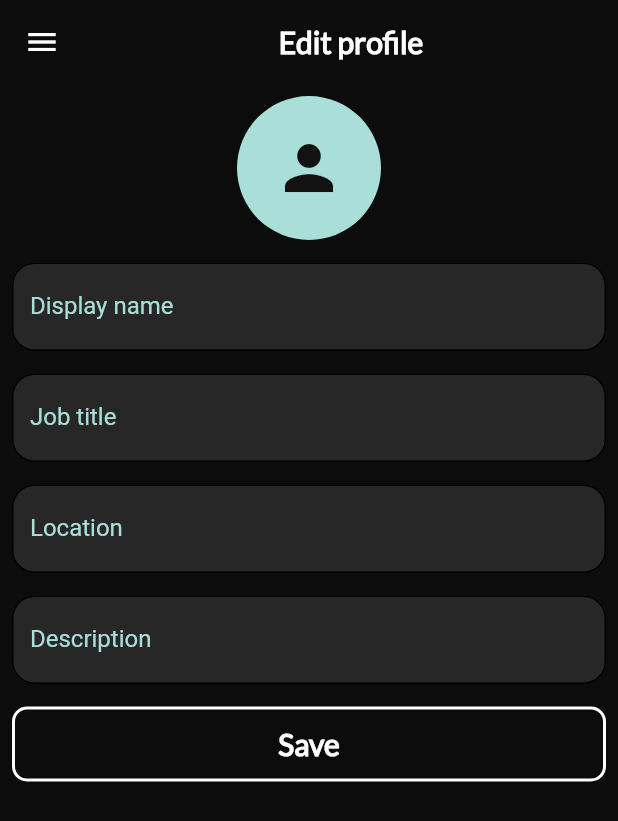
After one commit to Thrauk/union, a Flutter app: the EditProfilePage screen opened directly, on a phone screen of 412 x 824 dp. The commit adds this screen. Shown: the top 821 px of the screen. Run offline on Flutter 3.47's test engine with Material 2 defaults, Android fonts, the phone set to English and light mode, and no system bars; our stand-ins replace bloc, cloud_firestore, dots_indicator, equatable, firebase_auth, firebase_core and 4 more; missing offline and left inert: flow_builder; accounts and stored records are empty.

Commit message:
view profile + initial edit profile

```diff
--- /dev/null
+++ b/lib/src/design/design.dart
@@ -0,0 +1 @@
+export 'text_field/text_field.dart';
--- /dev/null
+++ b/lib/src/design/text_field/text_field.dart
@@ -0,0 +1 @@
+export 'text_field_proprieties.dart';
--- /dev/null
+++ b/lib/src/design/text_field/text_field_proprieties.dart
@@ -0,0 +1,42 @@
+import 'package:flutter/material.dart';
+
+class TextFieldProprieties {
+  String name = '';
+
+  static InputDecoration revolutishInputDecoration(
+      {String labelText = '', String hintText = '', String? errorText}) {
+    return InputDecoration(
+      border: InputBorder.none,
+      focusedBorder: OutlineInputBorder(
+        borderRadius: BorderRadius.all(
+          Radius.circular(15),
+        ),
+      ),
+      enabledBorder: OutlineInputBorder(
+        borderRadius: BorderRadius.all(
+          Radius.circular(15),
+        ),
+      ),
+      errorBorder: OutlineInputBorder(
+        borderRadius: BorderRadius.all(
+          Radius.circular(15),
+        ),
+      ),
+      disabledBorder: OutlineInputBorder(
+        borderRadius: BorderRadius.all(
+          Radius.circular(15),
+        ),
+      ),
+      focusedErrorBorder: OutlineInputBorder(
+        borderRadius: BorderRadius.all(
+          Radius.circular(15),
+        ),
+      ),
+      fillColor: Color.fromRGBO(50, 50, 50, 0.7),
+      filled: true,
+      labelText: labelText,
+      hintText: hintText,
+      errorText: errorText,
+    );
+  }
+}
--- a/lib/src/models/user_models/full_user.dart
+++ b/lib/src/models/user_models/full_user.dart
@@ -24,6 +24,9 @@ class FullUser extends Equatable {
         'email': email,
         'displayName': displayName,
         'photo': photo,
+        'description' : description,
+        'location' : location,
+        'jobTitle' : jobTitle,
       };
 
   final String? email;
--- a/lib/src/repository/storage/firebase_user_service/firebase_user_service_repository.dart
+++ b/lib/src/repository/storage/firebase_user_service/firebase_user_service_repository.dart
@@ -31,4 +31,9 @@ class FirebaseUserServiceRepository {
       return const FullUser(id: '');
     }
   }
+
+  Future<void> updateUserDetails(FullUser user) async {
+    firestoreInstance.doc(user.id).update(user.toJson());
+  }
+
 }
--- /dev/null
+++ b/lib/src/screens/edit_profile/edit_profile.dart
@@ -0,0 +1 @@
+export 'view/view.dart';
--- /dev/null
+++ b/lib/src/screens/edit_profile/view/edit_profile.dart
@@ -0,0 +1,124 @@
+import 'package:flutter/material.dart';
+import 'package:flutter_bloc/flutter_bloc.dart';
+import 'package:union_app/src/design/design.dart';
+import 'package:union_app/src/models/authentication/app_user.dart';
+import 'package:union_app/src/repository/storage/firebase_user_service/firebase_user_service.dart';
+import 'package:union_app/src/screens/app/bloc/app_bloc.dart';
+import 'package:union_app/src/screens/home/widgets/widgets.dart';
+import 'package:union_app/src/screens/profile/profile.dart';
+import 'package:union_app/src/screens/widgets/app_drawer.dart';
+
+class EditProfilePage extends StatelessWidget {
+  const EditProfilePage({Key? key}) : super(key: key);
+
+  static Route<void> route() {
+    return MaterialPageRoute<void>(builder: (_) => const EditProfilePage());
+  }
+
+  static Page page() => const MaterialPage<void>(child: EditProfilePage());
+
+
+
+  @override
+  Widget build(BuildContext context) {
+    final AppUser user = context.select((AppBloc bloc) => bloc.state.user);
+    String uid = context.select((AppBloc bloc) => bloc.state.user.id);
+    return Scaffold(
+      drawer: const AppDrawer(),
+      appBar: AppBar(
+        backgroundColor: Colors.transparent,
+        shadowColor: Colors.transparent,
+        title: const Center(child: Text('Edit profile'))
+      ),
+      body: BlocProvider<ProfileBloc>(
+        create: (_) => ProfileBloc(uid: uid, userServiceRepository: FirebaseUserServiceRepository()),
+        child: SingleChildScrollView(
+          child: Padding(
+            padding: const EdgeInsets.all(8.0),
+            child: Column(
+              children: <Widget>[
+                Avatar(
+                  photo: null,
+                ),
+                SizedBox(
+                  height: 15,
+                ),
+
+                TextField(
+                  cursorColor: Colors.white,
+                  decoration: TextFieldProprieties.revolutishInputDecoration(
+                      labelText: 'Display name',
+                      hintText: 'Display name'
+                  ),
+                  style: const TextStyle(
+                    color: Colors.white,
+                  ),
+                ),
+                const SizedBox(height: 15,),
+                TextField(
+                  cursorColor: Colors.white,
+                  decoration: TextFieldProprieties.revolutishInputDecoration(
+                    labelText: 'Job title',
+                    hintText: 'Job title',
+                  ),
+                  style: const TextStyle(
+                    color: Colors.white,
+                  ),
+                ),
+                const SizedBox(height: 15,),
+                TextField(
+                  cursorColor: Colors.white,
+                  decoration: TextFieldProprieties.revolutishInputDecoration(
+                    labelText: 'Location',
+                    hintText: 'Location',
+                  ),
+                  style: const TextStyle(
+                    color: Colors.white,
+                  ),
+                ),
+                const SizedBox(height: 15,),
+                TextField(
+                  cursorColor: Colors.white,
+                  decoration: TextFieldProprieties.revolutishInputDecoration(
+                    labelText: 'Description',
+                    hintText: 'Description',
+                  ),
+                  style: const TextStyle(
+                    color: Colors.white,
+                  ),
+                ),
+                const SizedBox(height: 15,),
+                ElevatedButton(
+                  onPressed: () {
+                  },
+                  style: ElevatedButton.styleFrom(
+                    shape: RoundedRectangleBorder(
+                      borderRadius: BorderRadius.circular(10),
+                    ),
+                    primary: Colors.transparent,
+                    onSurface: Colors.transparent,
+                    shadowColor: Colors.transparent,
+                    side: const BorderSide(
+                      width: 2.0,
+                      color: Colors.white,
+                    ),
+                    minimumSize: const Size(double.infinity, 50),
+                  ),
+                  child: const Text(
+                    'Save',
+                    style: TextStyle(
+                      color: Colors.white,
+                      fontFamily: 'Lato',
+                      fontWeight: FontWeight.w700,
+                      fontSize: 20,
+                    ),
+                  ),
+                ),
+              ],
+            ),
+          ),
+        ),
+      ),
+    );
+  }
+}
--- /dev/null
+++ b/lib/src/screens/edit_profile/view/view.dart
@@ -0,0 +1 @@
+export 'edit_profile.dart';
--- a/lib/src/theme.dart
+++ b/lib/src/theme.dart
@@ -25,6 +25,7 @@ final ThemeData theme = ThemeData(
   inputDecorationTheme: InputDecorationTheme(
     labelStyle: const TextStyle(
       color: AppColors.primaryColor,
+
     ),
     hintStyle: const TextStyle(
       color: Color.fromRGBO(255, 255, 255, 0.7)
```
Also changed, not shown: lib/src/models/form_inputs/display_name.dart (added, +20 -0 lines), lib/src/screens/edit_profile/bloc/edit_profile_bloc.dart (added, +29 -0 lines), lib/src/screens/edit_profile/bloc/edit_profile_event.dart (added, +8 -0 lines), lib/src/screens/edit_profile/bloc/edit_profile_state.dart (added, +16 -0 lines), lib/src/screens/profile/widgets/profile_details_widget.dart (+9 -3 lines), lib/src/screens/widgets/text_field/text_field.dart (added).
